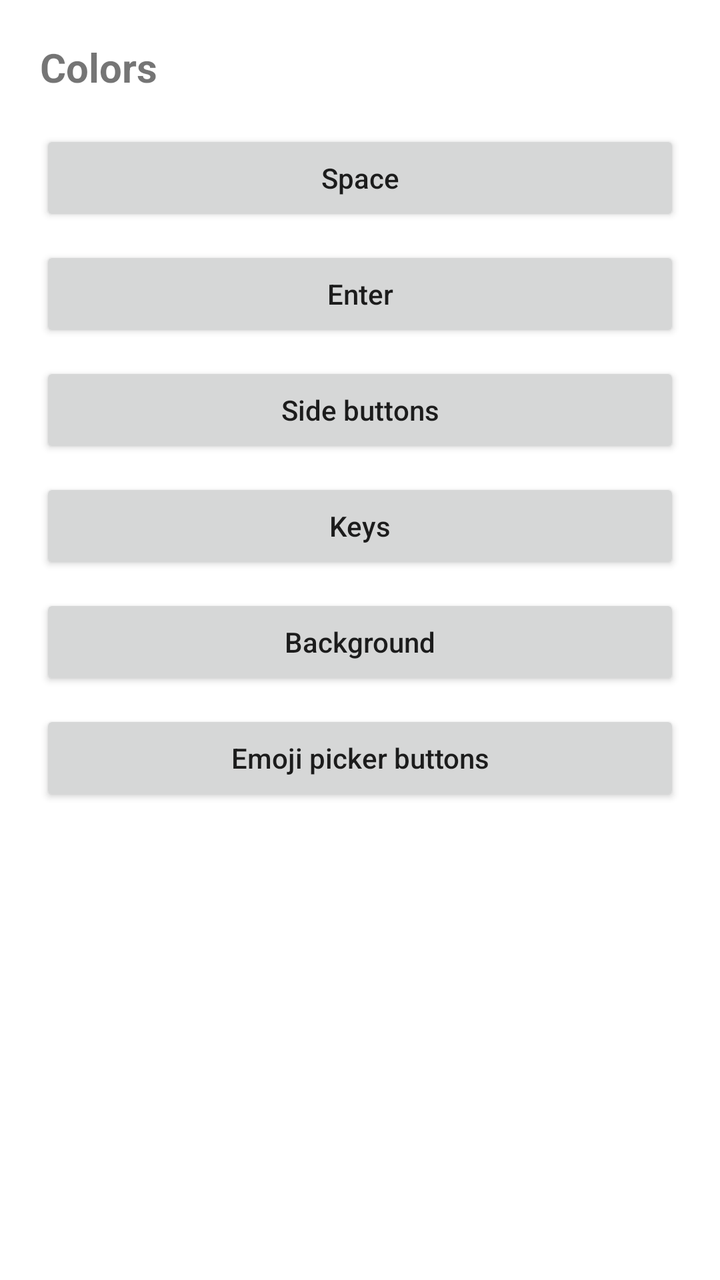
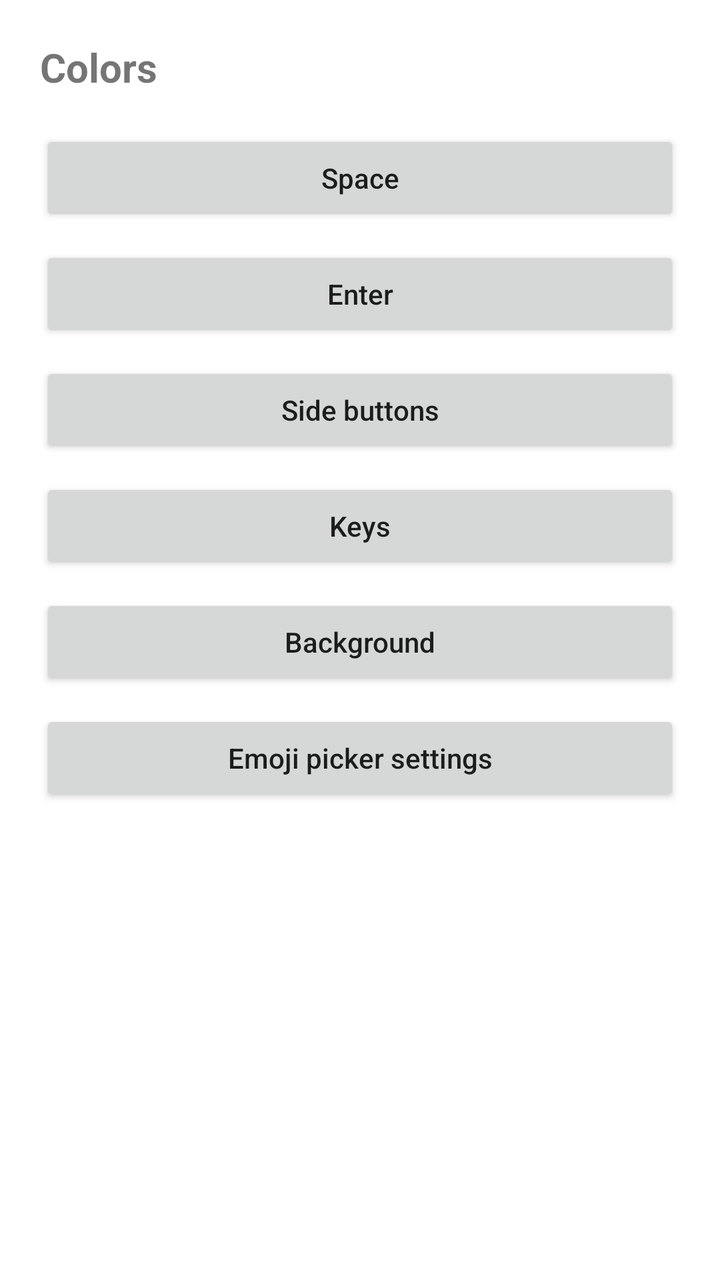

Two renders of the same Android screen: before a commit and after it. Below are the layout's source before the change and the commit's diff.
<!-- AndroidManifest.xml: fallback theme Theme.MaterialComponents.DayNight.NoActionBar -->
<!-- res/layout/dialog_colors.xml -->
<?xml version="1.0" encoding="utf-8"?>
<LinearLayout xmlns:android="http://schemas.android.com/apk/res/android"
    android:layout_width="match_parent"
    android:layout_height="wrap_content"
    android:orientation="vertical"
    android:padding="20dp">

    <TextView
        android:layout_width="match_parent"
        android:layout_height="wrap_content"
        android:text="Colors"
        android:textSize="20sp"
        android:textStyle="bold"
        android:layout_marginBottom="18dp" />

    <Button
        android:id="@+id/btnSpaceColor"
        android:layout_width="match_parent"
        android:layout_height="48dp"
        android:text="Space"
        android:textAllCaps="false"
        android:layout_marginBottom="10dp" />

    <Button
        android:id="@+id/btnEnterColor"
        android:layout_width="match_parent"
        android:layout_height="48dp"
        android:text="Enter"
        android:textAllCaps="false"
        android:layout_marginBottom="10dp" />

    <Button
        android:id="@+id/btnSideButtonsColor"
        android:layout_width="match_parent"
        android:layout_height="48dp"
        android:text="Side buttons"
        android:textAllCaps="false"
        android:layout_marginBottom="10dp" />

    <Button
        android:id="@+id/btnKeysColor"
        android:layout_width="match_parent"
        android:layout_height="48dp"
        android:text="Keys"
        android:textAllCaps="false"
        android:layout_marginBottom="10dp" />

    <Button
        android:id="@+id/btnBackgroundColor"
        android:layout_width="match_parent"
        android:layout_height="48dp"
        android:text="Background"
        android:textAllCaps="false"
        android:layout_marginBottom="10dp" />

    <Button
        android:id="@+id/btnEmojiPickerButtons"
        android:layout_width="match_parent"
        android:layout_height="48dp"
        android:text="Emoji picker buttons"
        android:textAllCaps="false" />

</LinearLayout>
<!-- resources referenced by this layout -->
<resources>

</resources>

<!-- the commit's change to res/layout/dialog_colors.xml (unified diff, before → after) -->
@@ -57,7 +57,7 @@
         android:id="@+id/btnEmojiPickerButtons"
         android:layout_width="match_parent"
         android:layout_height="48dp"
-        android:text="Emoji picker buttons"
+        android:text="Emoji picker settings"
         android:textAllCaps="false" />
 
 </LinearLayout>
